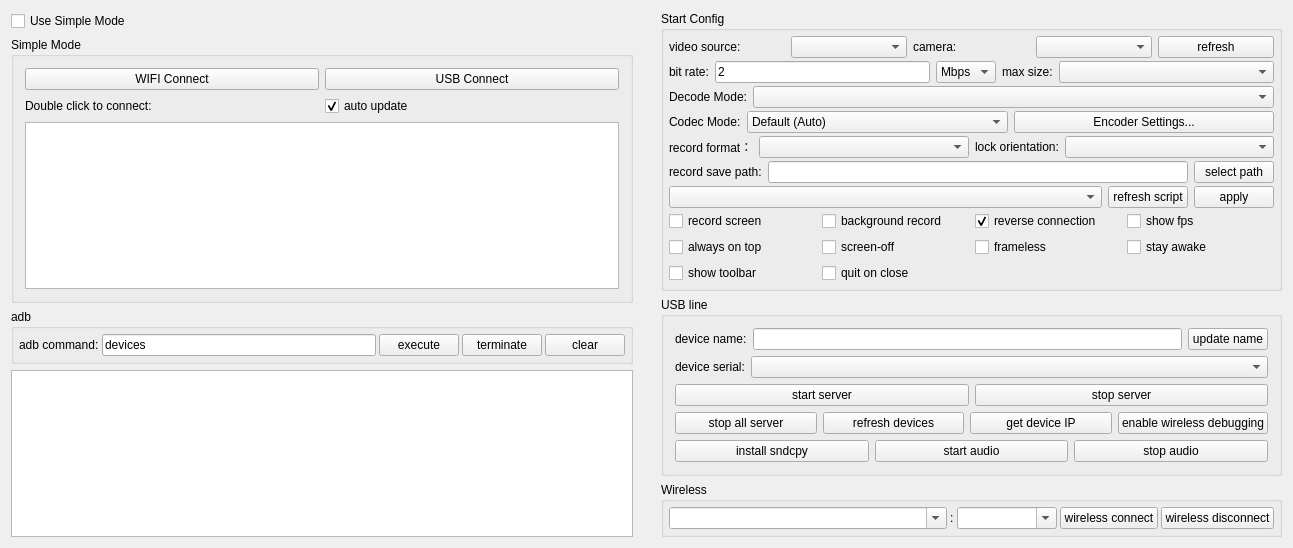
Old version of the form QtScrcpy/ui/dialog.ui in the repository miao1969447745/QtScrcpy.
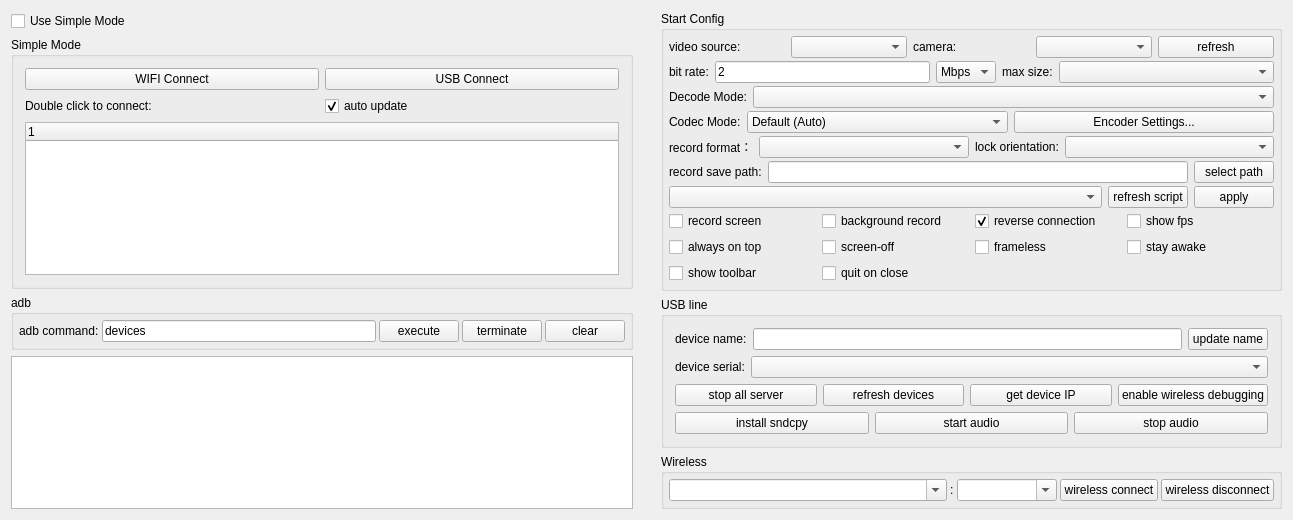
New version of the form. Custom widgets are drawn as their Qt base class.

Commit message: Show per-device service states and row-scoped start stop actions

```diff
--- a/QtScrcpy/ui/dialog.ui
+++ b/QtScrcpy/ui/dialog.ui
@@ -136,7 +136,7 @@
           </layout>
          </item>
          <item>
-          <widget class="QListWidget" name="connectedPhoneList">
+          <widget class="DeviceServiceList" name="connectedPhoneList">
            <property name="sizePolicy">
             <sizepolicy hsizetype="Preferred" vsizetype="Preferred">
              <horstretch>0</horstretch>
@@ -1046,57 +1046,6 @@
               </item>
              </layout>
             </item>
-            <item>
-             <layout class="QHBoxLayout" name="horizontalLayout_server">
-              <property name="spacing">
-               <number>6</number>
-              </property>
-              <property name="leftMargin">
-               <number>0</number>
-              </property>
-              <property name="topMargin">
-               <number>0</number>
-              </property>
-              <property name="rightMargin">
-               <number>0</number>
-              </property>
-              <property name="bottomMargin">
-               <number>0</number>
-              </property>
-              <item>
-               <widget class="QPushButton" name="startServerBtn">
-                <property name="sizePolicy">
-                 <sizepolicy hsizetype="MinimumExpanding" vsizetype="Preferred">
-                  <horstretch>1</horstretch>
-                  <verstretch>0</verstretch>
-                 </sizepolicy>
-                </property>
-                <property name="text">
-                 <string>start server</string>
-                </property>
-                <property name="autoDefault">
-                 <bool>false</bool>
-                </property>
-               </widget>
-              </item>
-              <item>
-               <widget class="QPushButton" name="stopServerBtn">
-                <property name="sizePolicy">
-                 <sizepolicy hsizetype="MinimumExpanding" vsizetype="Preferred">
-                  <horstretch>1</horstretch>
-                  <verstretch>0</verstretch>
-                 </sizepolicy>
-                </property>
-                <property name="text">
-                 <string>stop server</string>
-                </property>
-                <property name="autoDefault">
-                 <bool>false</bool>
-                </property>
-               </widget>
-              </item>
-             </layout>
-            </item>
            </layout>
           </widget>
          </item>
@@ -1411,6 +1360,13 @@
   <tabstop>stopAdbBtn</tabstop>
   <tabstop>clearOut</tabstop>
  </tabstops>
+ <customwidgets>
+  <customwidget>
+   <class>DeviceServiceList</class>
+   <extends>QTreeWidget</extends>
+   <header>deviceservicelist.h</header>
+  </customwidget>
+ </customwidgets>
  <resources/>
  <connections/>
 </ui>
```
The commit also changes 19 other files.
